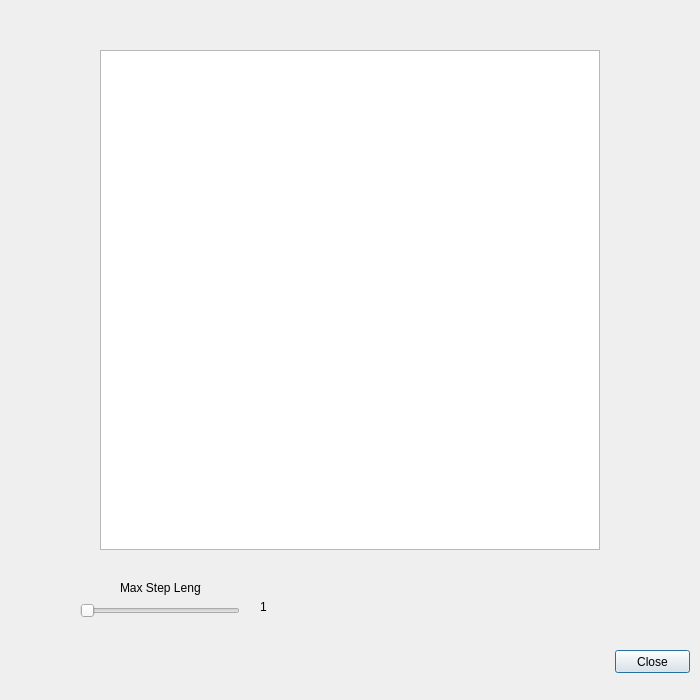
Above: randomwalks.ui from Dylan-Maxwell-Wright/Stochastic_Methods before the change. Below: the same form after it.
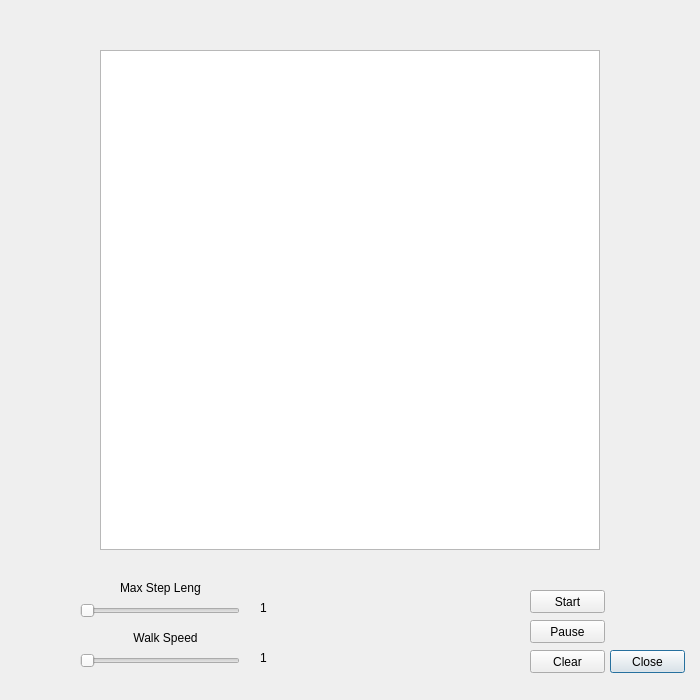
That is the form after the change.

Commit message: Added pause/play/clear functionality Need - Keep coordinate axis when clearing - New random walk built when properties are changed

The edit to the form file:
```diff
--- a/randomwalks.ui
+++ b/randomwalks.ui
@@ -22,7 +22,7 @@
    </property>
    <property name="geometry">
     <rect>
-     <x>615</x>
+     <x>610</x>
      <y>650</y>
      <width>75</width>
      <height>23</height>
@@ -78,8 +78,8 @@
     <rect>
      <x>260</x>
      <y>600</y>
-     <width>47</width>
-     <height>13</height>
+     <width>31</width>
+     <height>16</height>
     </rect>
    </property>
    <property name="text">
@@ -96,6 +96,87 @@
     </rect>
    </property>
   </widget>
+  <widget class="QLabel" name="walkSpeedLabel">
+   <property name="geometry">
+    <rect>
+     <x>130</x>
+     <y>630</y>
+     <width>71</width>
+     <height>16</height>
+    </rect>
+   </property>
+   <property name="text">
+    <string>Walk Speed</string>
+   </property>
+   <property name="alignment">
+    <set>Qt::AlignCenter</set>
+   </property>
+  </widget>
+  <widget class="QSlider" name="walkSpeedSlider">
+   <property name="geometry">
+    <rect>
+     <x>80</x>
+     <y>650</y>
+     <width>160</width>
+     <height>22</height>
+    </rect>
+   </property>
+   <property name="orientation">
+    <enum>Qt::Horizontal</enum>
+   </property>
+  </widget>
+  <widget class="QLabel" name="walkSpeedSliderLabel">
+   <property name="geometry">
+    <rect>
+     <x>260</x>
+     <y>650</y>
+     <width>31</width>
+     <height>16</height>
+    </rect>
+   </property>
+   <property name="text">
+    <string>1</string>
+   </property>
+  </widget>
+  <widget class="QPushButton" name="startButton">
+   <property name="geometry">
+    <rect>
+     <x>530</x>
+     <y>590</y>
+     <width>75</width>
+     <height>23</height>
+    </rect>
+   </property>
+   <property name="text">
+    <string>Start</string>
+   </property>
+  </widget>
+  <widget class="QPushButton" name="pauseButton">
+   <property name="geometry">
+    <rect>
+     <x>530</x>
+     <y>620</y>
+     <width>75</width>
+     <height>23</height>
+    </rect>
+   </property>
+   <property name="text">
+    <string>Pause</string>
+   </property>
+  </widget>
+  <widget class="QPushButton" name="stopButton">
+   <property name="geometry">
+    <rect>
+     <x>530</x>
+     <y>650</y>
+     <width>75</width>
+     <height>23</height>
+    </rect>
+   </property>
+   <property name="text">
+    <string>Clear</string>
+   </property>
+  </widget>
  </widget>
  <resources/>
  <connections/>
```
The commit also changes 5 other files.
